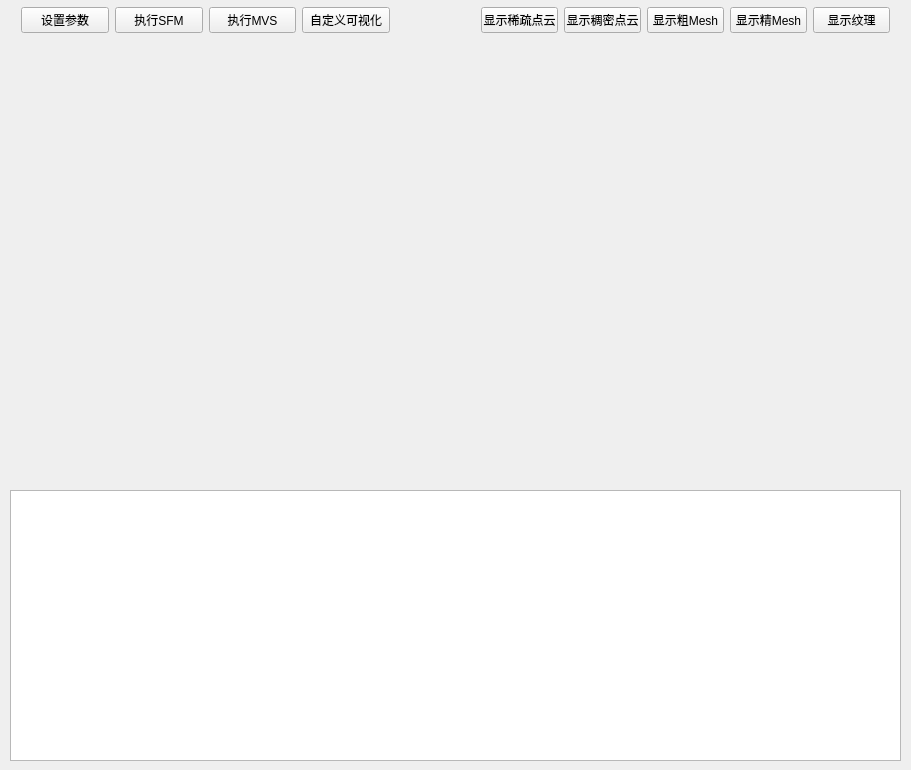
The window that QtGUI/QtGUI.ui (PLUS-WAVE/3D-Reconstruction) describes before a commit, drawn with Qt 5.
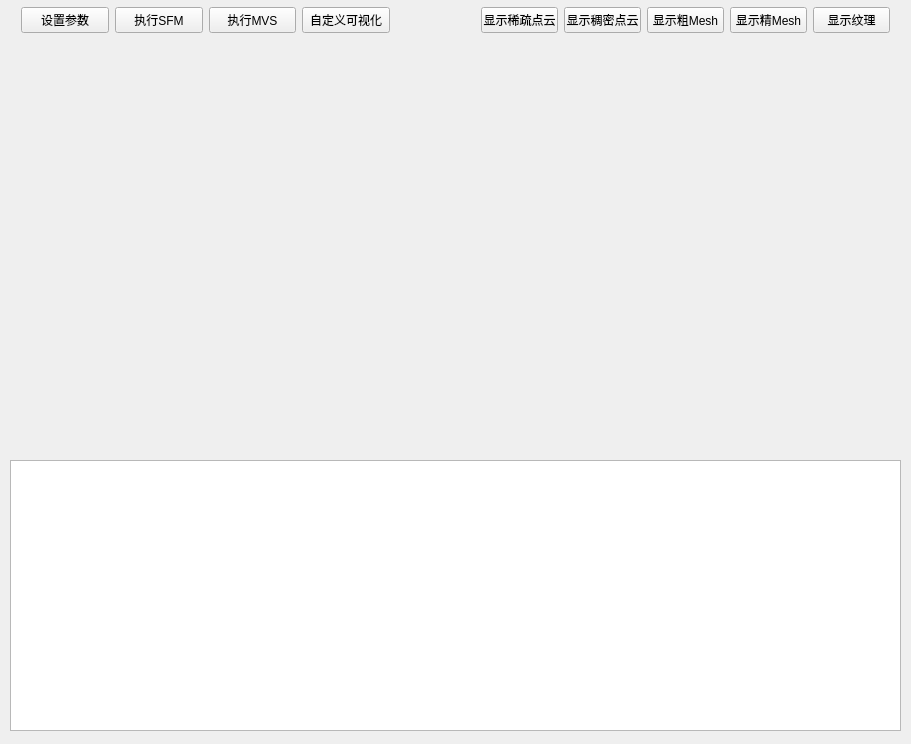
The same window after the commit. Custom widgets are drawn as their Qt base class.

```diff
--- a/QtGUI/QtGUI.ui
+++ b/QtGUI/QtGUI.ui
@@ -7,7 +7,7 @@
     <x>0</x>
     <y>0</y>
     <width>911</width>
-    <height>770</height>
+    <height>744</height>
    </rect>
   </property>
   <property name="windowTitle">
@@ -66,7 +66,7 @@
     <property name="geometry">
      <rect>
       <x>10</x>
-      <y>440</y>
+      <y>410</y>
       <width>891</width>
       <height>271</height>
      </rect>
@@ -81,7 +81,7 @@
       <x>0</x>
       <y>10</y>
       <width>901</width>
-      <height>421</height>
+      <height>381</height>
      </rect>
     </property>
    </widget>
```
